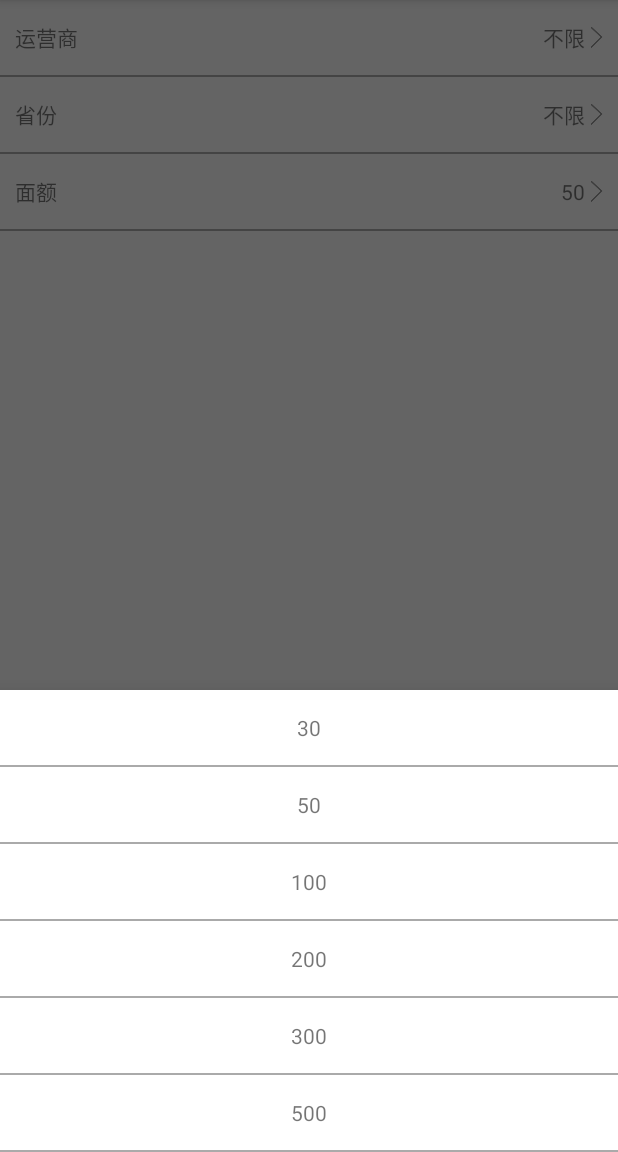
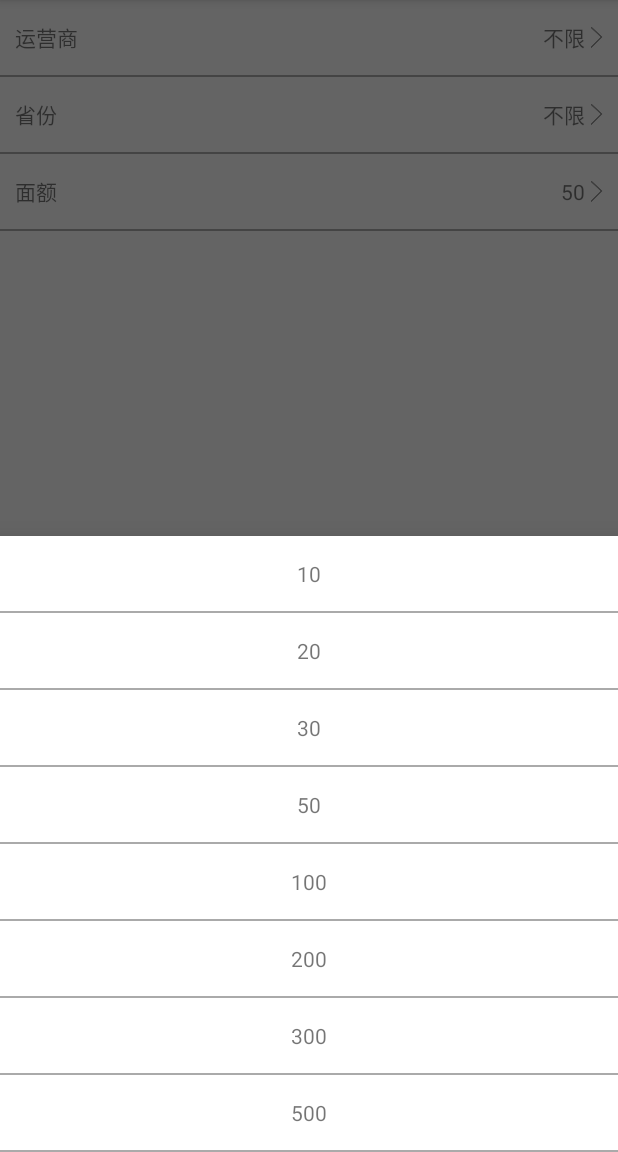
Before and after one commit to imgod1/jiujiushou, an Android app: the MainActivity screen opened directly, with no data from a screen before it, after a tap on "面额", on a phone screen of 412 x 824 dp, the part 84-1236 px from its top. Run offline under Robolectric (Android 15) with nearby library versions, the phone set to English and light mode, and no system bars; libraries missing offline, so code that uses them is left out: com.zhy.adapter, com.zhy.http.

Commit message:
新增10,20的话费面额 增加提交图片报单的时候 加载中的对话框提示

```diff
--- a/app/build.gradle
+++ b/app/build.gradle
@@ -6,8 +6,8 @@ android {
         applicationId "com.imgod.jiujiushou"
         minSdkVersion 15
         targetSdkVersion 26
-        versionCode 1
-        versionName "1.0"
+        versionCode 2
+        versionName "1.1"
         testInstrumentationRunner "android.support.test.runner.AndroidJUnitRunner"
         vectorDrawables.useSupportLibrary = true
 
--- a/app/src/main/java/com/imgod/jiujiushou/MainActivity.java
+++ b/app/src/main/java/com/imgod/jiujiushou/MainActivity.java
@@ -225,7 +225,10 @@ public class MainActivity extends BaseActivity implements View.OnClickListener {
                 showGetOrderSuccessDialog();
             }
         } else {
-            if ("100005".equals(baseResponse.getRtnCode())) {
+            String errorCode = baseResponse.getRtnCode();
+            if (Constants.REQUEST_STATUS.GET_TASK_NO_SOTCK.equals(errorCode) ||
+                    Constants.REQUEST_STATUS.GET_TASK_ERROR.equals(errorCode) ||
+                    Constants.REQUEST_STATUS.GET_TASK_FREQUENTLY.equals(errorCode)) {
                 item_order.setVisibility(View.GONE);
                 progress_bar.setVisibility(View.VISIBLE);
                 tv_get_mobile_number.postDelayed(new Runnable() {
@@ -324,11 +327,13 @@ public class MainActivity extends BaseActivity implements View.OnClickListener {
         requestReportTask(id, voucher, new StringCallback() {
             @Override
             public void onError(Call call, Exception e, int id) {
+                hideProgressDialog();
                 ToastUtils.showToastShort(mContext, e.getMessage());
             }
 
             @Override
             public void onResponse(String response, int id) {
+                hideProgressDialog();
                 LogUtils.e(TAG, "requestGetTask onResponse: " + response);
                 parseReportResponse(response);
             }
@@ -512,6 +517,8 @@ public class MainActivity extends BaseActivity implements View.OnClickListener {
 
     private BottomSheetDialog amountDialog;
     private View amountDialogView;
+    private TextView tv_10;
+    private TextView tv_20;
     private TextView tv_30;
     private TextView tv_50;
     private TextView tv_100;
@@ -524,6 +531,8 @@ public class MainActivity extends BaseActivity implements View.OnClickListener {
         if (null == amountDialog) {
             amountDialog = new BottomSheetDialog(mContext);
             amountDialogView = LayoutInflater.from(mContext).inflate(R.layout.dialog_amount, null, false);
+            tv_10 = amountDialogView.findViewById(R.id.tv_10);
+            tv_20 = amountDialogView.findViewById(R.id.tv_20);
             tv_30 = amountDialogView.findViewById(R.id.tv_30);
             tv_50 = amountDialogView.findViewById(R.id.tv_50);
             tv_100 = amountDialogView.findViewById(R.id.tv_100);
@@ -543,7 +552,8 @@ public class MainActivity extends BaseActivity implements View.OnClickListener {
                     }
                 }
             };
-
+            tv_10.setOnClickListener(onClickListener);
+            tv_20.setOnClickListener(onClickListener);
             tv_30.setOnClickListener(onClickListener);
             tv_50.setOnClickListener(onClickListener);
             tv_100.setOnClickListener(onClickListener);
@@ -688,12 +698,14 @@ public class MainActivity extends BaseActivity implements View.OnClickListener {
                 Uri uri = data.getData();
                 LogUtils.e(TAG, "onActivityResult: " + uri.getEncodedPath());
                 try {
+                    showProgressDialog();
                     Bitmap bit = BitmapFactory.decodeStream(getContentResolver().openInputStream(uri));
                     String voucher = BitmapUtils.bitmapToBase64WithTitle(bit, 40);
                     LogUtils.e(TAG, "onActivityResult: " + voucher);
                     requestReportTask("" + orderDataBean.getId(), voucher);
                 } catch (FileNotFoundException e) {
                     e.printStackTrace();
+                    hideProgressDialog();
                     ToastUtils.showToastShort(mContext, "图片不存在");
                 }
             } else {
--- a/app/src/main/java/com/imgod/jiujiushou/app/Constants.java
+++ b/app/src/main/java/com/imgod/jiujiushou/app/Constants.java
@@ -21,6 +21,9 @@ public class Constants {
 
     public interface REQUEST_STATUS {
         String SUCCESS = "000000";
+        String GET_TASK_NO_SOTCK = "100005";//没库存
+        String GET_TASK_ERROR = "010034";//差一点就获取成功
+        String GET_TASK_FREQUENTLY = "899991";//获取订单频繁
     }
 
     //运营商类型
--- a/app/src/main/res/layout/dialog_amount.xml
+++ b/app/src/main/res/layout/dialog_amount.xml
@@ -3,6 +3,26 @@
               android:layout_width="match_parent"
               android:layout_height="wrap_content"
               android:orientation="vertical">
+
+    <TextView
+        android:id="@+id/tv_10"
+        android:layout_width="match_parent"
+        android:layout_height="@dimen/row_height"
+        android:gravity="center"
+        android:tag="10"
+        android:text="10"/>
+
+    <include layout="@layout/line_horizontal"/>
+
+    <TextView
+        android:id="@+id/tv_20"
+        android:layout_width="match_parent"
+        android:layout_height="@dimen/row_height"
+        android:gravity="center"
+        android:tag="20"
+        android:text="20"/>
+
+    <include layout="@layout/line_horizontal"/>
 
     <TextView
         android:id="@+id/tv_30"
```
